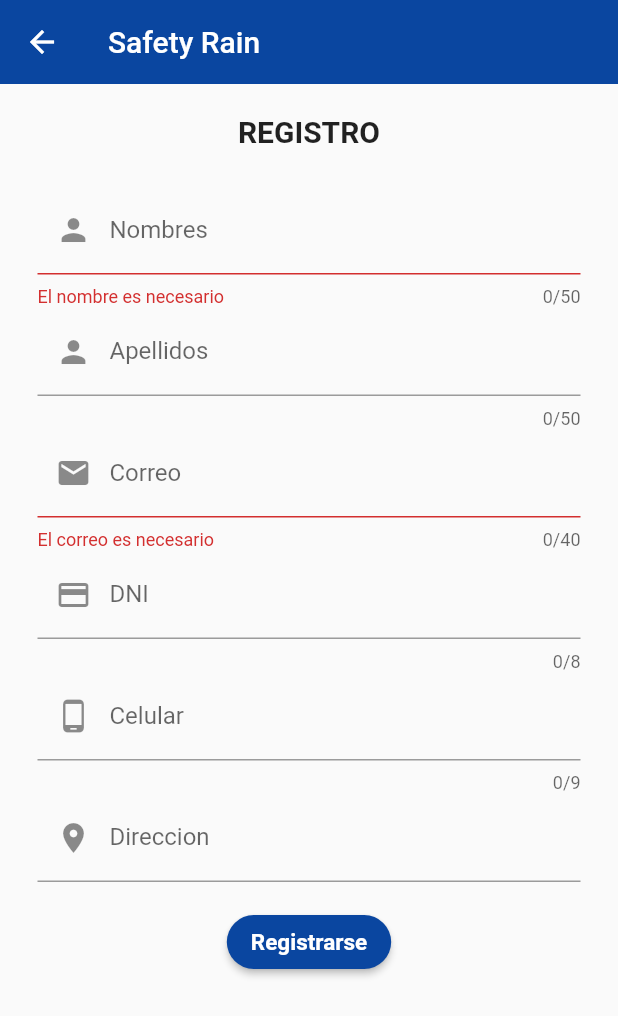
After one commit to GustavoZegarra/PRY2021267_MobileApp, a Flutter app: the RegistroScreen screen opened directly, after a tap on "Registrarse", on a phone screen of 412 x 824 dp. The commit adds this screen. Shown: the top 1016 px of the screen. Run offline on Flutter 3.47's test engine with Material 2 defaults, Android fonts, the phone set to English and light mode, and no system bars; our stand-ins replace email_validator, google_maps_flutter, location, permission_handler; missing offline and left inert: dart:ffi; network calls fail.

Commit message:
Pantalla Registro Creada

```diff
--- /dev/null
+++ b/mobile_app/lib/globals/globals.dart
@@ -0,0 +1,4 @@
+library my_prj.globals;
+
+bool isLoggedIn = false;
+int idUsuario = 0;
--- a/mobile_app/lib/main.dart
+++ b/mobile_app/lib/main.dart
@@ -20,6 +20,7 @@ void main() {
   runApp(const MyApp());
 }
 
+
 class MyApp extends StatelessWidget {
   const MyApp({Key? key}) : super(key: key);
 
--- a/mobile_app/lib/screens/home_screen.dart
+++ b/mobile_app/lib/screens/home_screen.dart
@@ -3,11 +3,11 @@ import 'dart:io';
 
 import 'package:flutter/material.dart';
 import 'package:mobile_app/models/quebrada_model.dart';
-import 'package:mobile_app/screens/screens.dart';
+import 'package:mobile_app/screens/login_screen.dart';
+import 'package:mobile_app/screens/registro_screen.dart';
 import 'dart:convert';
 import 'package:http/http.dart' as http;
-
-import 'package:path/path.dart';
+import 'package:mobile_app/globals/globals.dart' as globals;
 
 class HomeScreen extends StatefulWidget {
   @override
@@ -102,9 +102,16 @@ class HomeState extends State<HomeScreen> {
             ],
             onSelected: (int menu) {
               if (menu == 1) {
+                globals.idUsuario++;
+                print(globals.idUsuario);
                 Navigator.push(context,
-                    MaterialPageRoute(builder: (context) => UsuarioScreen()));
-              } else if (menu == 2) {}
+                    MaterialPageRoute(builder: (context) => LoginScreen()));
+              } else if (menu == 2) {
+                globals.idUsuario--;
+                print(globals.idUsuario);
+                Navigator.push(context,
+                    MaterialPageRoute(builder: (context) => RegistroScreen()));
+              }
             },
           ),
         ],
@@ -140,6 +147,9 @@ class HomeState extends State<HomeScreen> {
                   Container(
                     child: Text("Precipitacion: " +
                         Quebradas[0].precipitacion.toString()),
+                  ),
+                  Container(
+                    child: Text("26/03/2022 - 10:00 pm"),
                   )
                 ],
               ),
@@ -162,6 +172,9 @@ class HomeState extends State<HomeScreen> {
                   Container(
                     child: Text("Precipitacion: " +
                         Quebradas[1].precipitacion.toString()),
+                  ),
+                  Container(
+                    child: Text("26/03/2022 - 10:00 pm"),
                   )
                 ],
               ),
@@ -190,6 +203,9 @@ class HomeState extends State<HomeScreen> {
                   Container(
                     child: Text("Precipitacion: " +
                         Quebradas[0].precipitacion.toString()),
+                  ),
+                  Container(
+                    child: Text("26/03/2022 - 10:00 pm"),
                   )
                 ],
               ),
@@ -212,6 +228,9 @@ class HomeState extends State<HomeScreen> {
                   Container(
                     child: Text("Precipitacion: " +
                         Quebradas[2].precipitacion.toString()),
+                  ),
+                  Container(
+                    child: Text("26/03/2022 - 10:14 pm"),
                   )
                 ],
               ),
--- a/mobile_app/lib/screens/incidente_screen.dart
+++ b/mobile_app/lib/screens/incidente_screen.dart
@@ -285,7 +285,9 @@ class IncidenteState extends State<IncidenteScreen> {
               ),
             ),
             GestureDetector(
-              onTap: () {},
+              onTap: () {
+                print("ola_incidente");
+              },
               child: Container(
                 margin: const EdgeInsets.fromLTRB(15, 15, 15, 0),
                 alignment: Alignment.center,
--- /dev/null
+++ b/mobile_app/lib/screens/login_screen.dart
@@ -0,0 +1,20 @@
+import 'package:flutter/material.dart';
+import 'package:mobile_app/globals/globals.dart' as globals;
+
+
+class LoginScreen extends StatelessWidget {
+
+  //const UsuarioScreen({Key? key}) : super(key: key);
+
+  @override
+  Widget build(BuildContext context) {
+    return Scaffold(
+      appBar: AppBar(
+        title: const Text('Safety Rain'),
+      ),
+      body: const Center(
+         child: Text('LoginScreen'),
+      ),
+    );
+  }
+}
--- /dev/null
+++ b/mobile_app/lib/screens/registro_screen.dart
@@ -0,0 +1,158 @@
+import 'package:flutter/material.dart';
+import 'package:mobile_app/themes/app_theme.dart';
+import 'package:email_validator/email_validator.dart';
+
+class RegistroScreen extends StatelessWidget {
+  //const UsuarioScreen({Key? key}) : super(key: key);
+  GlobalKey<FormState> keyForm = GlobalKey();
+  TextEditingController nameCtrl = new TextEditingController();
+  TextEditingController apellCtrl = new TextEditingController();
+  TextEditingController dniCtrl = new TextEditingController();
+  TextEditingController emailCtrl = new TextEditingController();
+  TextEditingController direccionCtrl = new TextEditingController();
+  TextEditingController mobileCtrl = new TextEditingController();
+  TextEditingController passwordCtrl = new TextEditingController();
+  TextEditingController repeatPassCtrl = new TextEditingController();
+
+  String? validaNombre(String? value) {
+    String pattern = r'(^[a-zA-Z ]*$)';
+    RegExp regExp = RegExp(pattern);
+    if (value!.isEmpty) {
+      return "El nombre es necesario";
+    } else if (!regExp.hasMatch(value)) {
+      return "El nombre debe de ser a-z y A-Z";
+    }
+    return null;
+  }
+
+  String? validaCorreo(String? value) {
+    String pattern =
+        r'^(([^<>()[\]\\.,;:\s@\"]+(\.[^<>()[\]\\.,;:\s@\"]+)*)|(\".+\"))@((\[[0-9]{1,3}\.[0-9]{1,3}\.[0-9]{1,3}\.[0-9]{1,3}\])|(([a-zA-Z\-0-9]+\.)+[a-zA-Z]{2,}))$';
+    RegExp regExp = new RegExp(pattern);
+    if (value!.isEmpty) {
+      return "El correo es necesario";
+    } else if (!EmailValidator.validate(value)) {
+      return "Correo invalido";
+    } else {
+      return null;
+    }
+  }
+
+  @override
+  Widget build(BuildContext context) {
+    return Scaffold(
+        appBar: AppBar(
+          title: const Text('Safety Rain'),
+        ),
+        body: SingleChildScrollView(
+            child: Column(
+          children: [
+            Container(
+              alignment: Alignment.center,
+              width: MediaQuery.of(context).size.width,
+              margin: const EdgeInsets.fromLTRB(15, 20, 15, 0),
+              child: const Text('REGISTRO',
+                  style: TextStyle(fontSize: 20, fontWeight: FontWeight.bold)),
+            ),
+            Container(
+              margin: const EdgeInsets.fromLTRB(15, 20, 15, 0),
+              padding: const EdgeInsets.fromLTRB(10, 5, 10, 5),
+              child: Form(
+                  key: keyForm,
+                  child: Column(
+                    children: [
+                      TextFormField(
+                        controller: nameCtrl,
+                        maxLength: 50,
+                        validator: validaNombre,
+                        decoration: const InputDecoration(
+                            labelText: 'Nombres',
+                            prefixIcon: Padding(
+                              padding: EdgeInsets.all(0),
+                              child: Icon(Icons.person),
+                            )),
+                      ),
+                      TextFormField(
+                        controller: apellCtrl,
+                        maxLength: 50,
+                        decoration: const InputDecoration(
+                            labelText: 'Apellidos',
+                            prefixIcon: Padding(
+                              padding: EdgeInsets.all(0),
+                              child: Icon(Icons.person),
+                            )),
+                      ),
+                      TextFormField(
+                        controller: emailCtrl,
+                        keyboardType: TextInputType.emailAddress,
+                        maxLength: 40,
+                        validator: validaCorreo,
+                        decoration: const InputDecoration(
+                            labelText: 'Correo',
+                            prefixIcon: Padding(
+                              padding: EdgeInsets.all(0),
+                              child: Icon(Icons.email),
+                            )),
+                      ),
+                      TextFormField(
+                        controller: dniCtrl,
+                        maxLength: 8,
+                        decoration: const InputDecoration(
+                            labelText: 'DNI',
+                            prefixIcon: Padding(
+                              padding: EdgeInsets.all(0),
+                              child: Icon(Icons.credit_card),
+                            )),
+                      ),
+                      TextFormField(
+                        controller: mobileCtrl,
+                        maxLength: 9,
+                        decoration: const InputDecoration(
+                            labelText: 'Celular',
+                            prefixIcon: Padding(
+                              padding: EdgeInsets.all(0),
+                              child: Icon(Icons.phone_android),
+                            )),
+                      ),
+                      TextFormField(
+                        controller: direccionCtrl,
+                        keyboardType: TextInputType.streetAddress,
+                        decoration: const InputDecoration(
+                            labelText: 'Direccion',
+                            prefixIcon: Padding(
+                                padding: EdgeInsets.all(0),
+                                child: Icon(Icons.place))),
+                      ),
+                      Padding(
+                        padding: const EdgeInsets.symmetric(vertical: 16.0),
+                        child: ElevatedButton(
+                          onPressed: () {
+                            // Validate returns true if the form is valid, or false otherwise.
+                            if (keyForm.currentState!.validate()) {
+                              print("Exito en formulario por el momento");
+                              // If the form is valid, display a snackbar. In the real world,
+                              // you'd often call a server or save the information in a database.
+                              ScaffoldMessenger.of(context).showSnackBar(
+                                const SnackBar(
+                                    content: Text('Processing Data')),
+                              );
+                            }
+                          },
+                          child: const Text('Registrarse'),
+                          style: ElevatedButton.styleFrom(
+                            shape: RoundedRectangleBorder(
+                              borderRadius: BorderRadius.circular(30.0),
+                            ),
+                            primary: AppTheme.primary,
+                            textStyle: const TextStyle(
+                                fontSize: 15, fontWeight: FontWeight.bold),
+                          ),
+                        ),
+                      ),
+                    ],
+                  )),
+            )
+          ],
+        )));
+  }
+}
--- a/mobile_app/pubspec.yaml
+++ b/mobile_app/pubspec.yaml
@@ -40,6 +40,7 @@ dependencies:
   permission_handler: ^9.2.0
   location: ^4.3.0
   http: ^0.13.4
+  email_validator: ^2.0.1
 
 dev_dependencies:
   flutter_test:
```
Also changed, not shown: mobile_app/pubspec.lock.
